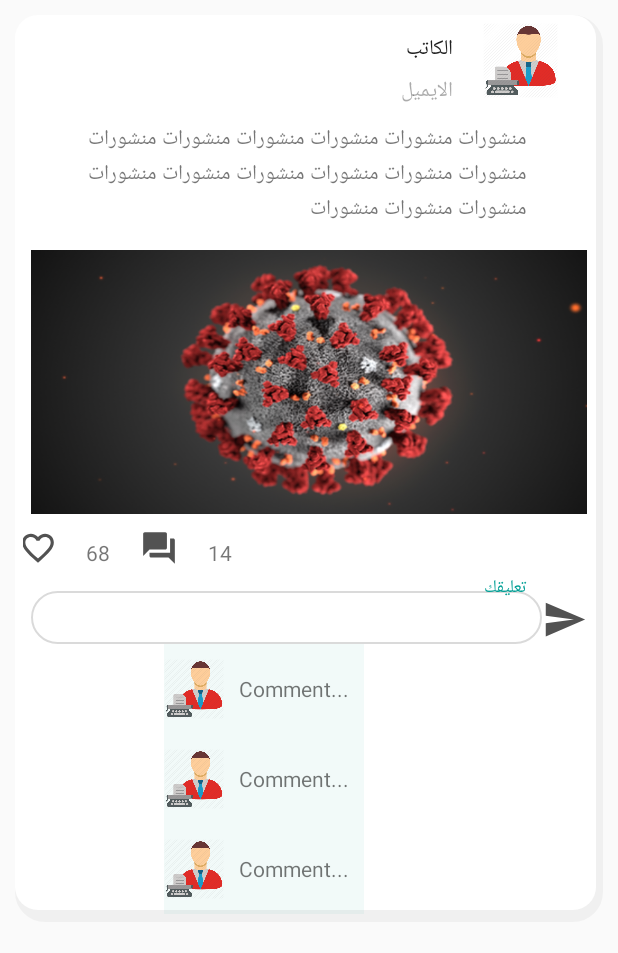
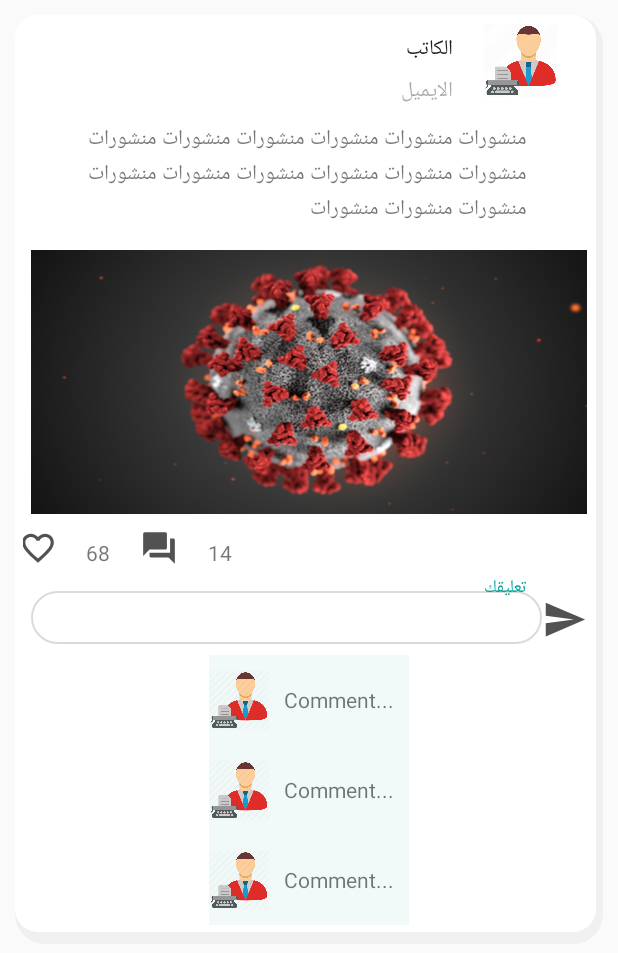
Before and after one commit to SeyfGoumeida/APPCoronaWatch, an Android app: the layout rv_home_article.xml on its own in the app's theme, with its tools: preview values and no code run, on a phone screen of 412 x 824 dp. Shown: the top 953 px of the screen. Run offline under Robolectric (Android 15) with nearby library versions, the phone set to English and light mode, and no system bars; plain views replace ReadMoreTextView; network calls fail.

Commit message:
[ADD] Comments

```diff
--- a/app/src/main/res/layout/rv_home_article.xml
+++ b/app/src/main/res/layout/rv_home_article.xml
@@ -83,6 +83,7 @@
         app:layout_constraintTop_toTopOf="parent" />
 
     <View
+        android:id="@+id/view"
         android:layout_width="match_parent"
         android:layout_height="2dp"
         android:layout_margin="10dp"
@@ -173,10 +174,13 @@
         android:id="@+id/comments_recyclerView"
         android:layout_width="wrap_content"
         android:layout_height="wrap_content"
+        android:layout_marginLeft="10dp"
+        android:layout_marginRight="10dp"
+        android:padding="7dp"
         android:visibility="visible"
         app:layout_constraintBottom_toBottomOf="parent"
-        app:layout_constraintEnd_toEndOf="@+id/comment_linearLayout"
-        app:layout_constraintStart_toStartOf="@+id/comment_linearLayout"
+        app:layout_constraintEnd_toEndOf="parent"
+        app:layout_constraintStart_toStartOf="parent"
         app:layout_constraintTop_toBottomOf="@+id/comment_linearLayout"
         tools:listitem="@layout/item_comment">
 
```
Also changed, not shown: app/src/main/java/com/example/coronawatch/UI/home/HomeFragment.kt (+4 -8 lines).
